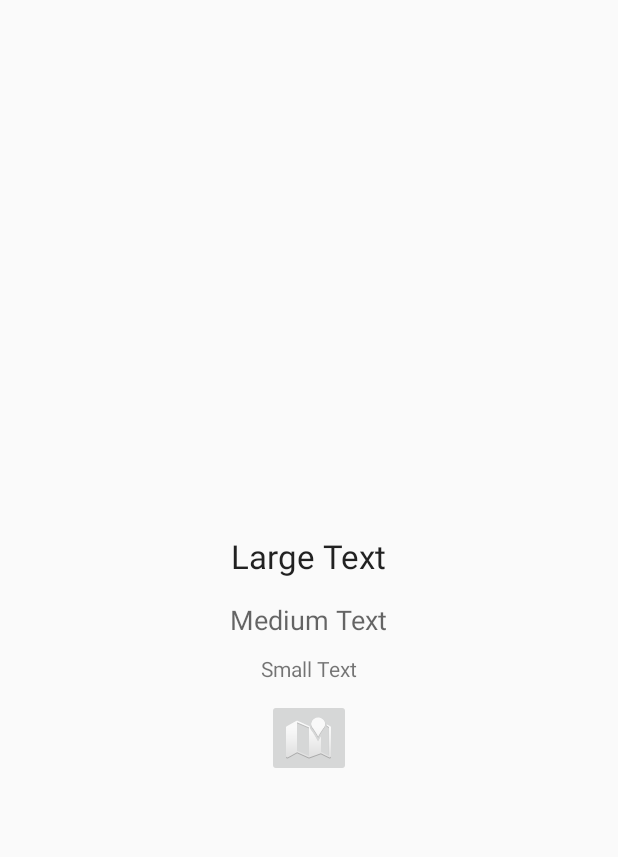
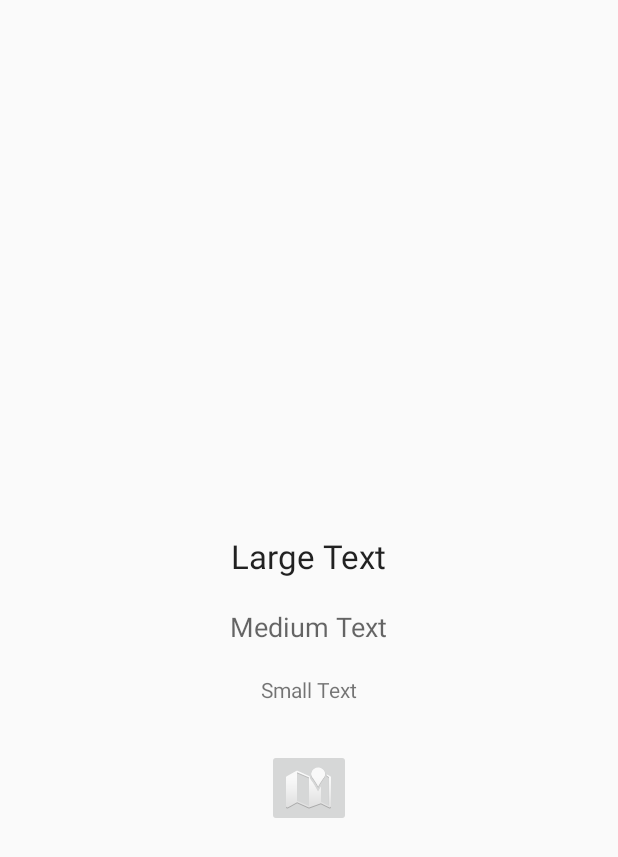
Before and after one commit to jeemyeong/ToEatList, an Android app: the layout activity_detail_view.xml on its own in the app's theme, with its tools: preview values and no code run, on a phone screen of 412 x 824 dp. Shown: the top 857 px of the screen. Run offline under Robolectric (Android 15) with nearby library versions, the phone set to English and light mode, and no system bars.

```diff
--- a/app/src/main/java/com/jeemyeong/toeatlist/Dao.java
+++ b/app/src/main/java/com/jeemyeong/toeatlist/Dao.java
@@ -96,10 +96,8 @@ public class Dao {
             url = cursor.getString(9);
             String str = cursor.getString(10);
             bookmark = Boolean.parseBoolean(str);
-            if(bookmark){
-                Food foodData = new Food(foodNumber, name, category, description, restaurant, loca_simple, loca_map, image, url, bookmark);
-                localFoodList.add(foodData);
-            }
+            Food foodData = new Food(foodNumber, name, category, description, restaurant, loca_simple, loca_map, image, url, bookmark);
+            localFoodList.add(foodData);
         }
         return localFoodList;
     }
--- a/app/src/main/res/layout/activity_detail_view.xml
+++ b/app/src/main/res/layout/activity_detail_view.xml
@@ -39,7 +39,7 @@
             android:text="Medium Text"
             android:id="@+id/textView4"
             android:layout_gravity="center_horizontal"
-            android:layout_margin="5dp" />
+            android:layout_margin="10dp" />
 
         <TextView
             android:layout_width="wrap_content"
@@ -48,14 +48,14 @@
             android:text="Small Text"
             android:id="@+id/textView5"
             android:layout_gravity="center_horizontal"
-            android:layout_margin="5dp" />
+            android:layout_margin="10dp" />
 
         <ImageButton
             android:layout_width="wrap_content"
             android:layout_height="wrap_content"
             android:id="@+id/imageButton2"
             android:layout_gravity="center_horizontal"
-            android:src="@android:drawable/ic_dialog_map"
-            android:layout_margin="5dp" />
+            android:layout_margin="20dp"
+            android:src="@android:drawable/ic_dialog_map" />
     </LinearLayout>
 </RelativeLayout>
```
Also changed, not shown: app/src/main/java/com/jeemyeong/toeatlist/MainActivity.java (+3 -12 lines), app/src/main/res/layout/activity_main.xml (+0 -17 lines).
